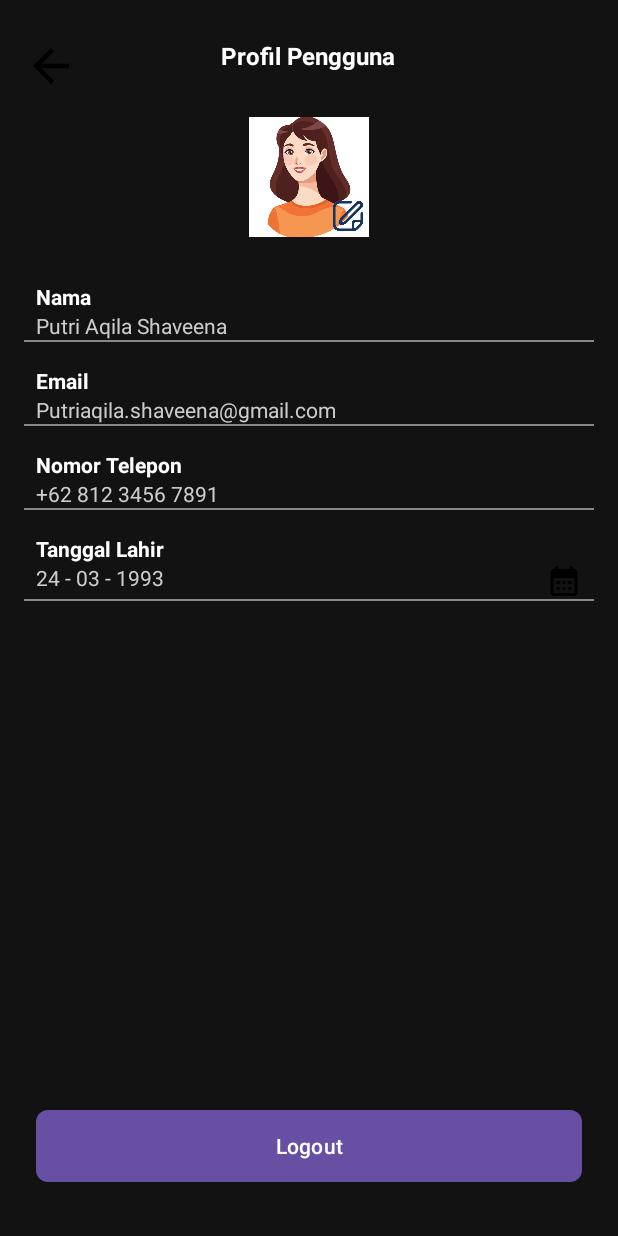
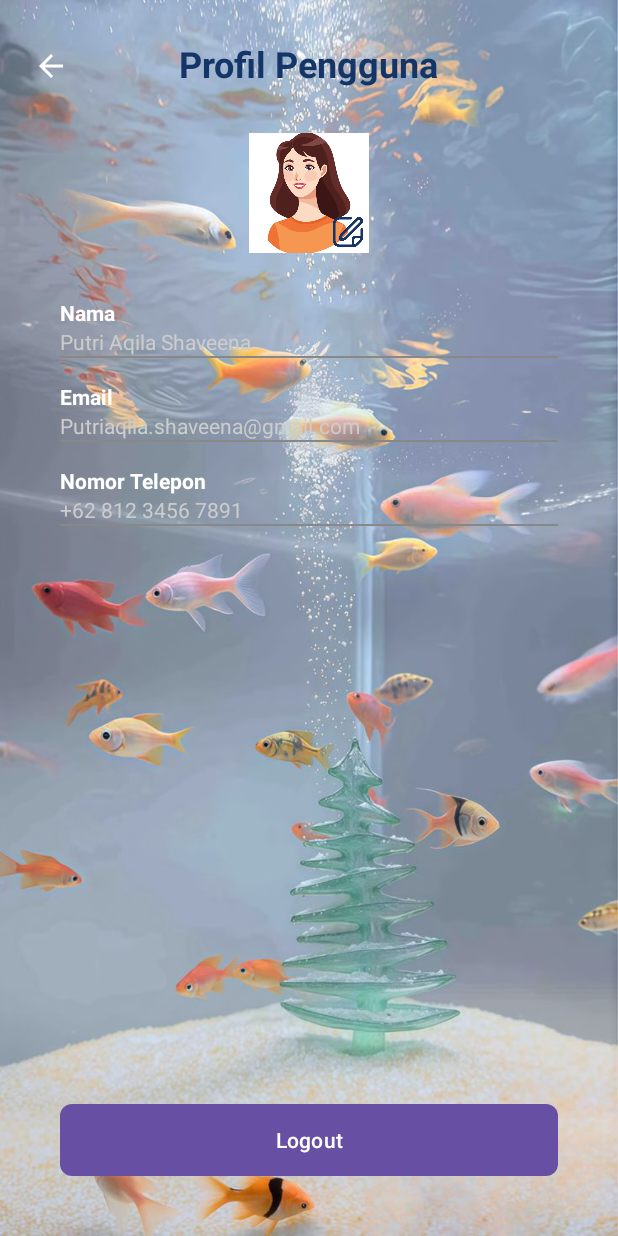
Before and after one commit to SimaSabrina30/SmartAkuarium, an Android app: the ProfileActivity screen opened directly, with no data from a screen before it, on a phone screen of 412 x 824 dp. Run offline under Robolectric (Android 15) with nearby library versions, the phone set to English and light mode, and no system bars.

Commit message:
update profile

```diff
--- a/app/src/main/java/com/sima/smartakuarium/ProfileActivity.java
+++ b/app/src/main/java/com/sima/smartakuarium/ProfileActivity.java
@@ -1,10 +1,15 @@
 package com.sima.smartakuarium;
 
+import android.content.Intent;
 import android.os.Bundle;
+import android.view.View;
+import android.widget.Button;
+import android.widget.ImageButton;
+
 import androidx.appcompat.app.AppCompatActivity;
+import androidx.core.graphics.Insets;
 import androidx.core.view.ViewCompat;
 import androidx.core.view.WindowInsetsCompat;
-import androidx.core.graphics.Insets;
 
 public class ProfileActivity extends AppCompatActivity {
 
@@ -13,11 +18,37 @@ public class ProfileActivity extends AppCompatActivity {
         super.onCreate(savedInstanceState);
         setContentView(R.layout.activity_profile);
 
-        // Pastikan ID "main" ada di layout activity_profile.xml
+        // Mengatur padding sesuai sistem bar
         ViewCompat.setOnApplyWindowInsetsListener(findViewById(R.id.main), (v, insets) -> {
             Insets systemBars = insets.getInsets(WindowInsetsCompat.Type.systemBars());
             v.setPadding(systemBars.left, systemBars.top, systemBars.right, systemBars.bottom);
             return insets;
         });
+
+        // Tombol back
+        ImageButton btnBack = findViewById(R.id.btnBack);
+        btnBack.setOnClickListener(new View.OnClickListener() {
+            @Override
+            public void onClick(View v) {
+                // Kembali ke Beranda
+                Intent intent = new Intent(ProfileActivity.this, beranda.class);
+                intent.setFlags(Intent.FLAG_ACTIVITY_CLEAR_TOP | Intent.FLAG_ACTIVITY_SINGLE_TOP);
+                startActivity(intent);
+                finish();
+            }
+        });
+
+        // Tombol Logout
+        Button btnLogout = findViewById(R.id.btnLogout);
+        btnLogout.setOnClickListener(new View.OnClickListener() {
+            @Override
+            public void onClick(View v) {
+                // Arahkan ke MainActivity dan hapus backstack
+                Intent intent = new Intent(ProfileActivity.this, MainActivity.class);
+                intent.setFlags(Intent.FLAG_ACTIVITY_NEW_TASK | Intent.FLAG_ACTIVITY_CLEAR_TASK);
+                startActivity(intent);
+                finish(); // Tutup ProfileActivity
+            }
+        });
     }
 }
--- a/app/src/main/res/layout/activity_profile.xml
+++ b/app/src/main/res/layout/activity_profile.xml
@@ -4,18 +4,20 @@
     android:id="@+id/main"
     android:layout_width="match_parent"
     android:layout_height="match_parent"
-    android:background="#121212"
+    android:background="@drawable/aquarium"
     android:padding="16dp">
 
-    <!-- Tombol back -->
+    <!-- Tombol back putih -->
     <ImageButton
         android:id="@+id/btnBack"
         android:layout_width="36dp"
         android:layout_height="36dp"
-        android:background="@drawable/baseline_arrow_back_24"
+        android:src="@drawable/baseline_arrow_back_24"
+        android:background="@android:color/transparent"
         android:layout_alignParentStart="true"
         android:layout_marginTop="10dp"
-        android:contentDescription="Kembali" />
+        android:contentDescription="Kembali"
+        app:tint="#FFFFFF"/>
 
     <!-- Judul -->
     <TextView
@@ -23,9 +25,9 @@
         android:layout_width="wrap_content"
         android:layout_height="wrap_content"
         android:text="Profil Pengguna"
-        android:textColor="#FFFFFF"
+        android:textColor="#133568"
         android:textStyle="bold"
-        android:textSize="16sp"
+        android:textSize="24sp"
         android:layout_centerHorizontal="true"
         android:layout_alignTop="@id/btnBack" />
 
@@ -62,7 +64,8 @@
         android:textStyle="bold"
         android:layout_below="@id/fotoProfil"
         android:layout_marginTop="30dp"
-        android:layout_marginHorizontal="8dp" />
+        android:layout_marginStart="24dp"
+        android:layout_marginEnd="24dp" />
 
     <TextView
         android:id="@+id/txtNama"
@@ -71,7 +74,8 @@
         android:text="Putri Aqila Shaveena"
         android:textColor="#CCCCCC"
         android:layout_below="@id/labelNama"
-        android:layout_marginHorizontal="8dp" />
+        android:layout_marginStart="24dp"
+        android:layout_marginEnd="24dp" />
 
     <View
         android:id="@+id/line1"
@@ -79,7 +83,9 @@
         android:layout_height="1dp"
         android:background="#888888"
         android:layout_below="@id/txtNama"
-        android:layout_marginBottom="16dp" />
+        android:layout_marginBottom="16dp"
+        android:layout_marginStart="24dp"
+        android:layout_marginEnd="24dp" />
 
     <!-- Email -->
     <TextView
@@ -90,7 +96,8 @@
         android:textColor="#FFFFFF"
         android:textStyle="bold"
         android:layout_below="@id/line1"
-        android:layout_marginHorizontal="8dp" />
+        android:layout_marginStart="24dp"
+        android:layout_marginEnd="24dp" />
 
     <TextView
         android:id="@+id/txtEmail"
@@ -99,7 +106,8 @@
         android:text="Putriaqila.shaveena@gmail.com"
         android:textColor="#CCCCCC"
         android:layout_below="@id/labelEmail"
-        android:layout_marginHorizontal="8dp" />
+        android:layout_marginStart="24dp"
+        android:layout_marginEnd="24dp" />
 
     <View
         android:id="@+id/line2"
@@ -107,7 +115,9 @@
         android:layout_height="1dp"
         android:background="#888888"
         android:layout_below="@id/txtEmail"
-        android:layout_marginBottom="16dp" />
+        android:layout_marginBottom="16dp"
+        android:layout_marginStart="24dp"
+        android:layout_marginEnd="24dp" />
 
     <!-- Nomor Telepon -->
     <TextView
@@ -118,7 +128,8 @@
         android:textColor="#FFFFFF"
         android:textStyle="bold"
         android:layout_below="@id/line2"
-        android:layout_marginHorizontal="8dp" />
+        android:layout_marginStart="24dp"
+        android:layout_marginEnd="24dp" />
 
     <TextView
         android:id="@+id/txtTelepon"
@@ -127,7 +138,8 @@
         android:text="+62 812 3456 7891"
         android:textColor="#CCCCCC"
         android:layout_below="@id/labelTelepon"
-        android:layout_marginHorizontal="8dp" />
+        android:layout_marginStart="24dp"
+        android:layout_marginEnd="24dp" />
 
     <View
         android:id="@+id/line3"
@@ -135,47 +147,9 @@
         android:layout_height="1dp"
         android:background="#888888"
         android:layout_below="@id/txtTelepon"
-        android:layout_marginBottom="16dp" />
-
-    <!-- Tanggal Lahir -->
-    <TextView
-        android:id="@+id/labelTglLahir"
-        android:layout_width="match_parent"
-        android:layout_height="wrap_content"
-        android:text="Tanggal Lahir"
-        android:textColor="#FFFFFF"
-        android:textStyle="bold"
-        android:layout_below="@id/line3"
-        android:layout_marginHorizontal="8dp" />
-
-    <RelativeLayout
-        android:id="@+id/containerTglLahir"
-        android:layout_width="match_parent"
-        android:layout_height="wrap_content"
-        android:layout_below="@id/labelTglLahir"
-        android:layout_marginHorizontal="8dp">
-
-        <TextView
-            android:id="@+id/txtTglLahir"
-            android:layout_width="wrap_content"
-            android:layout_height="wrap_content"
-            android:text="24 - 03 - 1993"
-            android:textColor="#CCCCCC" />
-
-        <ImageView
-            android:layout_width="24dp"
-            android:layout_height="24dp"
-            android:src="@drawable/kalender"
-            android:layout_alignParentEnd="true" />
-    </RelativeLayout>
-
-    <View
-        android:id="@+id/line4"
-        android:layout_width="match_parent"
-        android:layout_height="1dp"
-        android:background="#888888"
-        android:layout_below="@id/containerTglLahir"
-        android:layout_marginBottom="24dp" />
+        android:layout_marginBottom="16dp"
+        android:layout_marginStart="24dp"
+        android:layout_marginEnd="24dp" />
 
     <!-- Tombol Logout -->
     <Button
@@ -186,7 +160,8 @@
         android:textColor="#FFFFFF"
         android:background="@drawable/btn_gradientbutton"
         android:layout_alignParentBottom="true"
-        android:layout_marginBottom="20dp"
-        android:layout_marginHorizontal="8dp" />
+        android:layout_marginBottom="24dp"
+        android:layout_marginStart="24dp"
+        android:layout_marginEnd="24dp" />
 
 </RelativeLayout>
```
